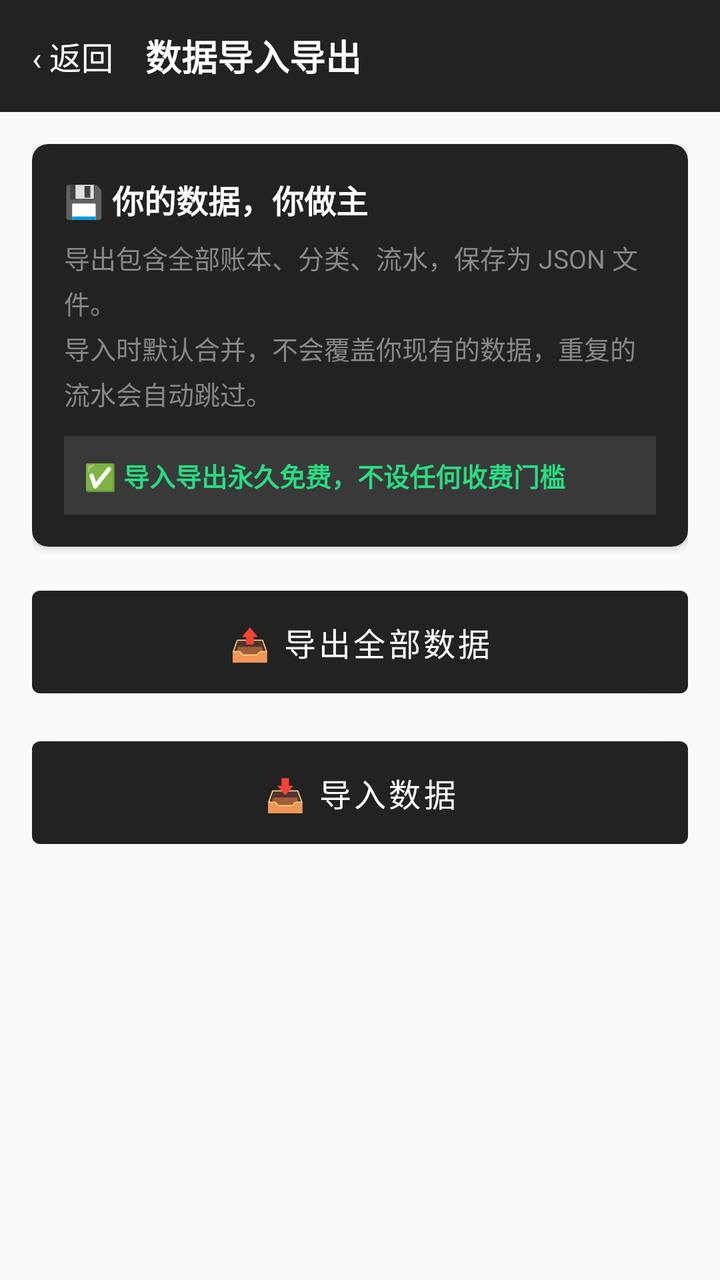
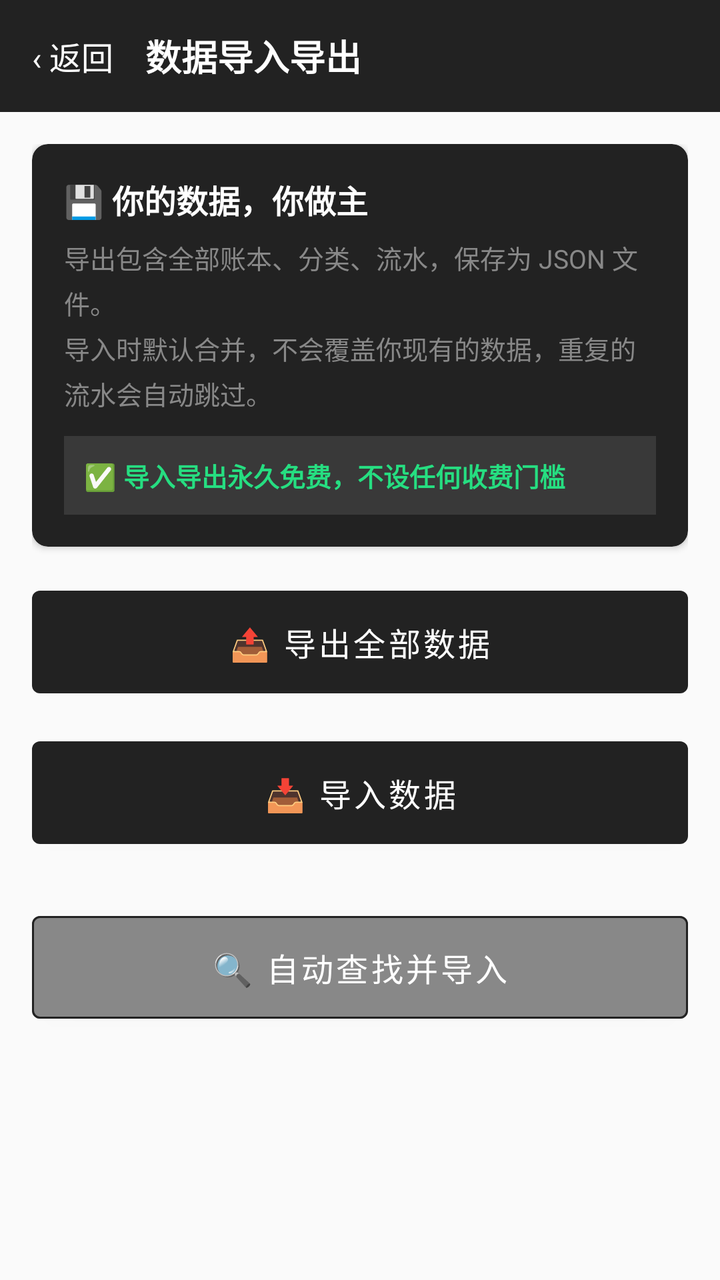

The first picture is an Android layout as it rendered before a commit; the second is the same layout after the commit. The layout source and the unified diff follow.
<!-- AndroidManifest.xml: application theme Theme.HxAccounting -->
<!-- res/layout/activity_data_transfer.xml -->
<?xml version="1.0" encoding="utf-8"?>
<LinearLayout xmlns:android="http://schemas.android.com/apk/res/android"
    xmlns:app="http://schemas.android.com/apk/res-auto"
    android:layout_width="match_parent"
    android:layout_height="match_parent"
    android:background="@color/taiji_bg"
    android:orientation="vertical">

    
    <LinearLayout
        android:layout_width="match_parent"
        android:layout_height="?attr/actionBarSize"
        android:background="@color/taiji_text_primary"
        android:gravity="center_vertical"
        android:orientation="horizontal"
        android:paddingHorizontal="8dp">

        <TextView
            android:id="@+id/btnBack"
            android:layout_width="wrap_content"
            android:layout_height="wrap_content"
            android:background="?attr/selectableItemBackground"
            android:padding="8dp"
            android:text="‹ 返回"
            android:textColor="@color/white"
            android:textSize="16sp" />

        <TextView
            android:layout_width="0dp"
            android:layout_height="wrap_content"
            android:layout_marginStart="8dp"
            android:layout_weight="1"
            android:text="数据导入导出"
            android:textColor="@color/white"
            android:textSize="18sp"
            android:textStyle="bold" />

    </LinearLayout>

    <ScrollView
        android:layout_width="match_parent"
        android:layout_height="match_parent">

        <LinearLayout
            android:layout_width="match_parent"
            android:layout_height="wrap_content"
            android:orientation="vertical"
            android:padding="16dp">

            
            <com.google.android.material.card.MaterialCardView
                android:layout_width="match_parent"
                android:layout_height="wrap_content"
                android:layout_marginBottom="16dp"
                app:cardBackgroundColor="@color/taiji_text_primary"
                app:cardCornerRadius="8dp"
                app:cardElevation="2dp">

                <LinearLayout
                    android:layout_width="match_parent"
                    android:layout_height="wrap_content"
                    android:orientation="vertical"
                    android:padding="16dp">

                    <TextView
                        android:layout_width="match_parent"
                        android:layout_height="wrap_content"
                        android:text="💾 你的数据，你做主"
                        android:textColor="@color/white"
                        android:textSize="16sp"
                        android:textStyle="bold" />

                    <TextView
                        android:layout_width="match_parent"
                        android:layout_height="wrap_content"
                        android:layout_marginTop="8dp"
                        android:lineSpacingExtra="4dp"
                        android:text="导出包含全部账本、分类、流水，保存为 JSON 文件。\n导入时默认合并，不会覆盖你现有的数据，重复的流水会自动跳过。"
                        android:textColor="@color/taiji_text_secondary"
                        android:textSize="13sp" />

                    <TextView
                        android:layout_width="match_parent"
                        android:layout_height="wrap_content"
                        android:layout_marginTop="12dp"
                        android:background="#1AFFFFFF"
                        android:padding="10dp"
                        android:text="✅ 导入导出永久免费，不设任何收费门槛"
                        android:textColor="#26DE81"
                        android:textSize="13sp"
                        android:textStyle="bold" />

                </LinearLayout>

            </com.google.android.material.card.MaterialCardView>

            
            <com.google.android.material.button.MaterialButton
                android:id="@+id/btnExportAll"
                android:layout_width="match_parent"
                android:layout_height="wrap_content"
                android:layout_marginBottom="12dp"
                android:paddingVertical="14dp"
                android:text="📤 导出全部数据"
                android:textSize="16sp"
                app:backgroundTint="@color/taiji_text_primary" />

            
            <com.google.android.material.button.MaterialButton
                android:id="@+id/btnImportData"
                android:layout_width="match_parent"
                android:layout_height="wrap_content"
                android:layout_marginBottom="24dp"
                android:paddingVertical="14dp"
                android:text="📥 导入数据"
                android:textSize="16sp"
                app:backgroundTint="@color/taiji_text_primary" />

            
            <TextView
                android:id="@+id/tvTransferStatus"
                android:layout_width="match_parent"
                android:layout_height="wrap_content"
                android:lineSpacingExtra="4dp"
                android:text=""
                android:textColor="@color/taiji_text_secondary"
                android:textSize="13sp" />

        </LinearLayout>

    </ScrollView>

</LinearLayout>
<!-- resources referenced by this layout -->
<resources>
  <color name="taiji_bg">#FFFAFAFA</color>
  <color name="taiji_text_primary">#FF222222</color>
  <color name="taiji_text_secondary">#FF888888</color>
  <color name="white">#FFFFFFFF</color>
  <style name="Theme.HxAccounting" parent="Theme.MaterialComponents.Light.NoActionBar">
          <item name="colorPrimary">@color/taiji_text_primary</item>
          <item name="colorPrimaryVariant">@color/taiji_text_primary</item>
          <item name="colorOnPrimary">@color/white</item>
          <item name="colorSecondary">@color/taiji_expense</item>
          <item name="colorSecondaryVariant">@color/taiji_expense</item>
          <item name="colorOnSecondary">@color/white</item>
          <item name="android:windowBackground">@color/taiji_bg</item>
          <item name="android:statusBarColor" tools:targetApi="l">@color/taiji_text_primary</item>
      </style>
  <color name="taiji_expense">#FFE53935</color>
</resources>

<!-- the commit's change to res/layout/activity_data_transfer.xml (unified diff, before → after) -->
@@ -117,6 +117,19 @@
                 app:backgroundTint="@color/taiji_text_primary" />
 
             
+            <com.google.android.material.button.MaterialButton
+                android:id="@+id/btnAutoImport"
+                android:layout_width="match_parent"
+                android:layout_height="wrap_content"
+                android:layout_marginBottom="24dp"
+                android:paddingVertical="14dp"
+                android:text="🔍 自动查找并导入"
+                android:textSize="16sp"
+                app:backgroundTint="@color/taiji_text_secondary"
+                app:strokeColor="@color/taiji_text_primary"
+                app:strokeWidth="1dp" />
+
+            
             <TextView
                 android:id="@+id/tvTransferStatus"
                 android:layout_width="match_parent"
